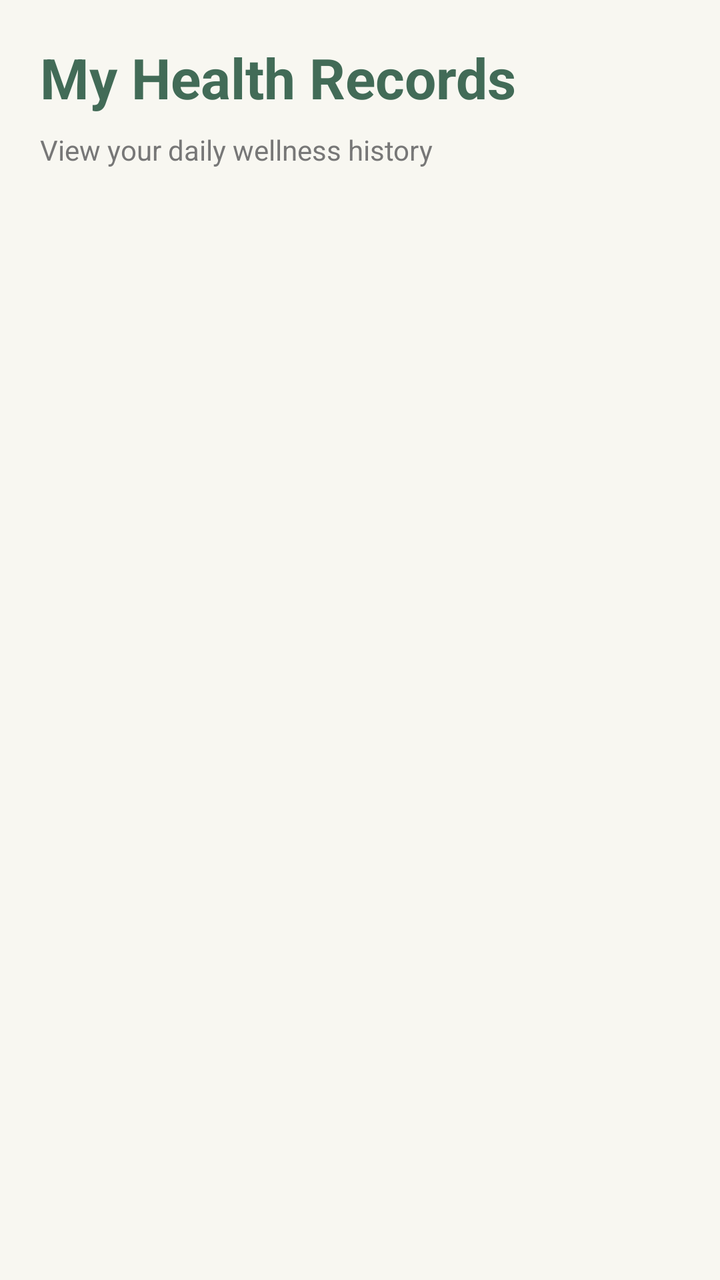
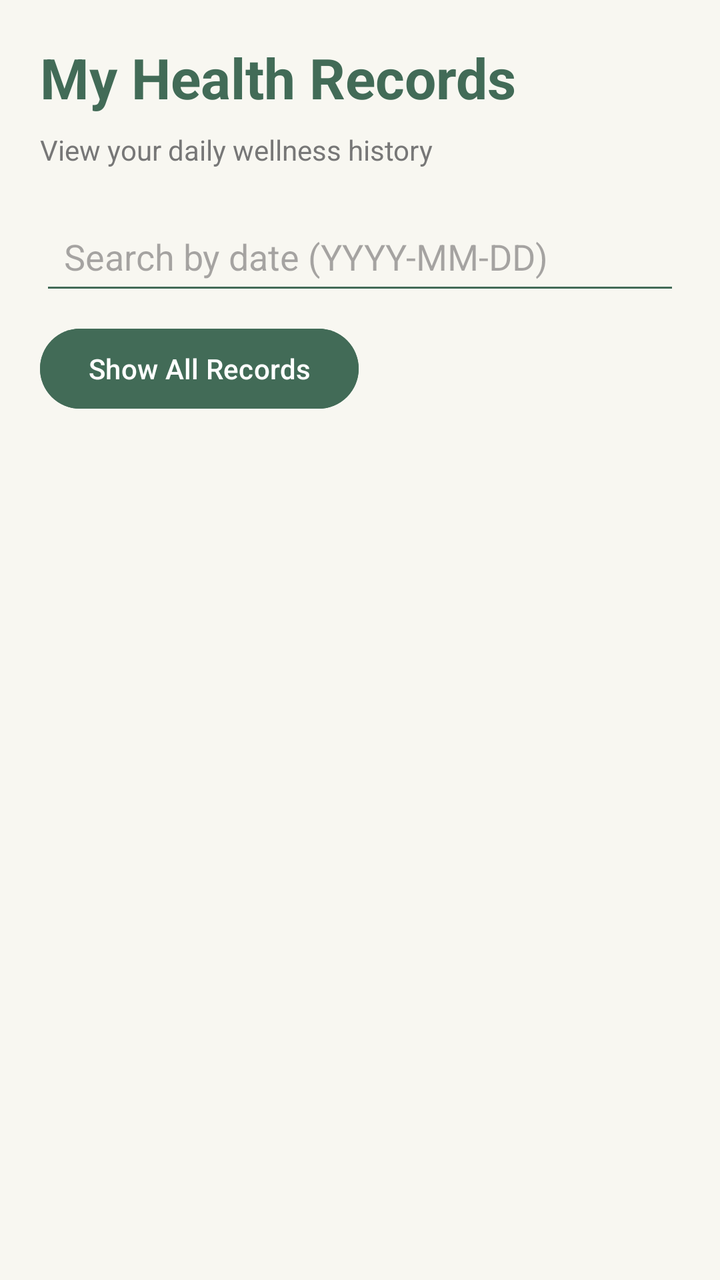

Compare the two renders of this Android layout. The source of the first and the diff that turns it into the second are given below.
<!-- AndroidManifest.xml: application theme Theme.HealthMate -->
<!-- res/layout/activity_view_records.xml -->
<?xml version="1.0" encoding="utf-8"?>
<LinearLayout xmlns:android="http://schemas.android.com/apk/res/android"
    android:layout_width="match_parent"
    android:layout_height="match_parent"
    android:orientation="vertical"
    android:background="#F8F7F1"
    android:padding="20dp">

    <TextView
        android:layout_width="match_parent"
        android:layout_height="wrap_content"
        android:text="My Health Records"
        android:textSize="28sp"
        android:textStyle="bold"
        android:textColor="#426B57" />

    <TextView
        android:layout_width="match_parent"
        android:layout_height="wrap_content"
        android:layout_marginTop="8dp"
        android:text="View your daily wellness history"
        android:textSize="14sp"
        android:textColor="#777777" />

    <TextView
        android:id="@+id/tvEmptyRecords"
        android:layout_width="match_parent"
        android:layout_height="wrap_content"
        android:layout_marginTop="30dp"
        android:text="No health records available"
        android:textSize="16sp"
        android:gravity="center"
        android:textColor="#777777"
        android:visibility="gone" />

    <androidx.recyclerview.widget.RecyclerView
        android:id="@+id/rvHealthRecords"
        android:layout_width="match_parent"
        android:layout_height="0dp"
        android:layout_weight="1"
        android:layout_marginTop="20dp" />

</LinearLayout>
<!-- resources referenced by this layout -->
<resources>
  <style name="Theme.HealthMate" parent="Base.Theme.HealthMate" />
  <style name="Base.Theme.HealthMate" parent="Theme.Material3.DayNight.NoActionBar">
          
          
      </style>
</resources>

<!-- the commit's change to res/layout/activity_view_records.xml (unified diff, before → after) -->
@@ -22,6 +22,27 @@
         android:textSize="14sp"
         android:textColor="#777777" />
 
+    <EditText
+        android:id="@+id/etSearchDate"
+        android:layout_width="match_parent"
+        android:layout_height="48dp"
+        android:layout_marginTop="20dp"
+        android:hint="Search by date (YYYY-MM-DD)"
+        android:inputType="date"
+        android:focusable="false"
+        android:clickable="true"
+        android:backgroundTint="#426B57"
+        android:padding="12dp" />
+
+    <Button
+        android:id="@+id/btnClearSearch"
+        android:layout_width="wrap_content"
+        android:layout_height="wrap_content"
+        android:layout_marginTop="8dp"
+        android:text="Show All Records"
+        android:textColor="#FFFFFF"
+        android:backgroundTint="#426B57" />
+
     <TextView
         android:id="@+id/tvEmptyRecords"
         android:layout_width="match_parent"
